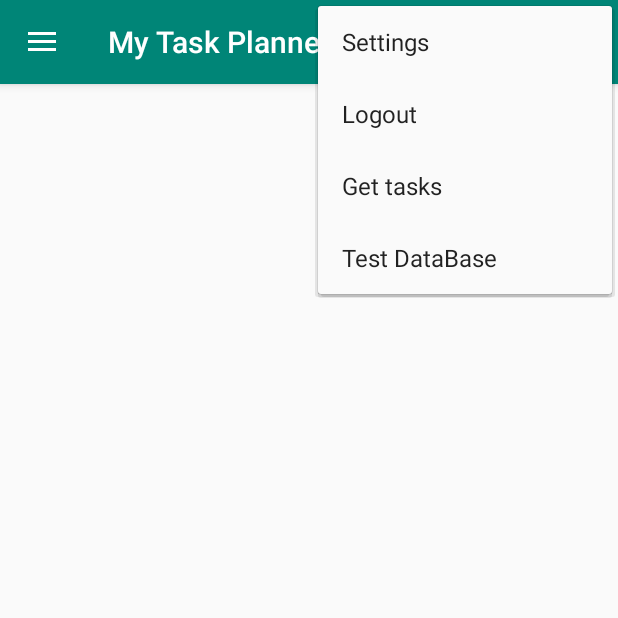
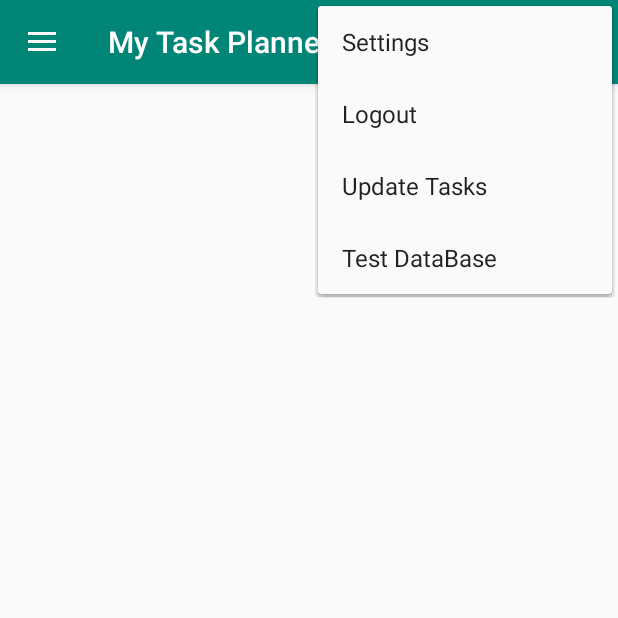
Before and after one commit to danielospina-b/Lab12-COSW, an Android app: the MainActivity screen opened directly, with no data from a screen before it, with the options menu open, on a phone screen of 412 x 824 dp, the top half of it. Run offline under Robolectric (Android 15) with nearby library versions, the phone set to English and light mode, and no system bars; network calls fail.

Commit message:
Laboratorio Finalizado, se extraen las tasks de la API y se guardan en la Base de Datos

```diff
--- a/app/build.gradle
+++ b/app/build.gradle
@@ -31,4 +31,5 @@ dependencies {
     testImplementation 'junit:junit:4.12'
     androidTestImplementation 'androidx.test:runner:1.1.0-alpha4'
     androidTestImplementation 'androidx.test.espresso:espresso-core:3.1.0-alpha4'
+    implementation 'androidx.cardview:cardview:1.0.0'
 }
--- a/app/src/main/java/edu/eci/cosw/APIApp/ui/activities/MainActivity.java
+++ b/app/src/main/java/edu/eci/cosw/APIApp/ui/activities/MainActivity.java
@@ -11,12 +11,14 @@ import androidx.drawerlayout.widget.DrawerLayout;
 import androidx.appcompat.app.ActionBarDrawerToggle;
 import androidx.appcompat.app.AppCompatActivity;
 import androidx.appcompat.widget.Toolbar;
+import androidx.recyclerview.widget.LinearLayoutManager;
 import androidx.recyclerview.widget.RecyclerView;
 
 import android.view.Menu;
 import android.view.MenuItem;
 import java.io.IOException;
 import java.util.ArrayList;
+import java.util.LinkedList;
 import java.util.List;
 import edu.eci.cosw.APIApp.R;
 import edu.eci.cosw.APIApp.database.AppDatabase;
@@ -25,6 +27,7 @@ import edu.eci.cosw.APIApp.network.APIClient;
 import edu.eci.cosw.APIApp.network.model.TodoTask;
 import edu.eci.cosw.APIApp.network.services.TaskService;
 import edu.eci.cosw.APIApp.storage.Storage;
+import edu.eci.cosw.APIApp.ui.adapters.TasksAdapter;
 import retrofit2.Call;
 import retrofit2.Callback;
 import retrofit2.Response;
@@ -33,16 +36,21 @@ public class MainActivity extends AppCompatActivity
         implements NavigationView.OnNavigationItemSelectedListener {
 
     private RecyclerView recyclerView;
+    private TasksAdapter tasksAdapter;
+    private RecyclerView.LayoutManager layoutManager;
 
     @Override
     protected void onCreate(Bundle savedInstanceState) {
         super.onCreate(savedInstanceState);
         setContentView(R.layout.activity_main);
-        recyclerView = (RecyclerView) findViewById(R.id.recyclerView);
-        Toolbar toolbar = (Toolbar) findViewById(R.id.toolbar);
+
+        recyclerView = findViewById(R.id.recyclerView);
+        configureRecyclerView();
+
+        Toolbar toolbar = findViewById(R.id.toolbar);
         setSupportActionBar(toolbar);
 
-        FloatingActionButton fab = (FloatingActionButton) findViewById(R.id.fab);
+        FloatingActionButton fab = findViewById(R.id.fab);
         fab.setOnClickListener(new View.OnClickListener() {
             @Override
             public void onClick(View view) {
@@ -51,14 +59,25 @@ public class MainActivity extends AppCompatActivity
             }
         });
 
-        DrawerLayout drawer = (DrawerLayout) findViewById(R.id.drawer_layout);
+        DrawerLayout drawer = findViewById(R.id.drawer_layout);
         ActionBarDrawerToggle toggle = new ActionBarDrawerToggle(
                 this, drawer, toolbar, R.string.navigation_drawer_open, R.string.navigation_drawer_close);
         drawer.addDrawerListener(toggle);
         toggle.syncState();
 
-        NavigationView navigationView = (NavigationView) findViewById(R.id.nav_view);
+        NavigationView navigationView = findViewById(R.id.nav_view);
         navigationView.setNavigationItemSelectedListener(this);
+
+        getTasksFromAPI();
+
+    }
+
+    private void configureRecyclerView() {
+        recyclerView.setHasFixedSize( true );
+        layoutManager = new LinearLayoutManager( this );
+        recyclerView.setLayoutManager(layoutManager);
+        tasksAdapter = new TasksAdapter();
+        recyclerView.setAdapter(tasksAdapter);
     }
 
     @Override
@@ -94,7 +113,7 @@ public class MainActivity extends AppCompatActivity
             return true;
         }
         else if (id == R.id.action_getTasks) {
-            printTasks();
+            getTasksFromAPI();
             return true;
         }
         else if (id == R.id.action_testDatabase) {
@@ -105,20 +124,25 @@ public class MainActivity extends AppCompatActivity
         return super.onOptionsItemSelected(item);
     }
 
-    private void printTasks() {
+    private void getTasksFromAPI() {
         Storage storage = new Storage(this);
         System.out.println(storage.getToken());
         TaskService taskService = APIClient.getTaskService(storage.getToken());
         Call<List<TodoTask>> call = taskService.getAllTasks();
+        // Method enqueue is a asynchronous method, so is already running in other thread.
         call.enqueue(new Callback<List<TodoTask>>() {
             @Override
             public void onResponse(Call<List<TodoTask>> call, Response<List<TodoTask>> response) {
                 ArrayList<TodoTask> result = (ArrayList<TodoTask>) response.body();
+                LinkedList<Task> taskList = new LinkedList<>();
                 for (TodoTask task : result) {
                     System.out.println(task.toString());
-                    // Could be better, pero implicaria modificar la API //TODO ...
-                    saveTaskOnDatabase(new Task((int) (Math.random()*10000), task.getDescription(), task.getStatus(), task.getDueDate()));
+                    // Next could be better, of course, pero implicaria modificar la API, queda por hacer//TODO ...
+                    Task newTask = new Task((int) (Math.random()*10000000), task.getDescription(), task.getStatus(), task.getDueDate());
+                    taskList.add(newTask);
+                    saveTaskOnDatabase(newTask);
                 }
+                tasksAdapter.updateTasks(taskList);
                 try {
                     if (!response.isSuccessful()) {
                         System.out.println("Error: " + response.errorBody().string());
@@ -140,7 +164,11 @@ public class MainActivity extends AppCompatActivity
         adb.taskDao().insertTask(task);
     }
 
+    /**
+     * This method prints to SysOut the current tasks in the Database
+     */
     private void printTasksDatabase() {
+        System.out.println("Printing all Tasks in Database...");
         AppDatabase adb = AppDatabase.getInMemoryDatabase(getApplicationContext());
         List<Task> tasks= adb.taskDao().loadAllTasks();
         for (Task task : tasks) {
--- a/app/src/main/res/layout/content_main.xml
+++ b/app/src/main/res/layout/content_main.xml
@@ -1,7 +1,7 @@
 <?xml version="1.0" encoding="utf-8"?>
-<androidx.constraintlayout.widget.ConstraintLayout xmlns:android="http://schemas.android.com/apk/res/android"
+<RelativeLayout xmlns:android="http://schemas.android.com/apk/res/android"
+    xmlns:tools="http://schemas.android.com/tools"
     xmlns:app="http://schemas.android.com/apk/res-auto"
-    xmlns:tools="http://schemas.android.com/tools"
     android:layout_width="match_parent"
     android:layout_height="match_parent"
     app:layout_behavior="@string/appbar_scrolling_view_behavior"
@@ -13,4 +13,4 @@
         android:layout_width="match_parent"
         android:layout_height="match_parent"/>
 
-</androidx.constraintlayout.widget.ConstraintLayout>
+</RelativeLayout>
--- a/app/src/main/res/menu/main.xml
+++ b/app/src/main/res/menu/main.xml
@@ -14,7 +14,7 @@
     <item
         android:id="@+id/action_getTasks"
         android:orderInCategory="102"
-        android:title="Get tasks" />
+        android:title="@string/update_tasks" />
     <item
         android:id="@+id/action_testDatabase"
         android:orderInCategory="103"
--- a/app/src/main/res/values/strings.xml
+++ b/app/src/main/res/values/strings.xml
@@ -26,4 +26,5 @@
     <string name="something_went_wrong">Something went wrong in our end...</string>
     <string name="invalid_email">Invalid email</string>
     <string name="password_empty_error">\"Password cannot be empty\"</string>
+    <string name="update_tasks">Update Tasks</string>
 </resources>
```
Also changed, not shown: app/src/main/java/edu/eci/cosw/APIApp/ui/adapters/TasksAdapter.java (+16 -1 lines), app/src/main/java/edu/eci/cosw/APIApp/utils/StringUtils.java (+12 -0 lines), app/src/main/res/layout/task_row.xml (+40 -4 lines).
